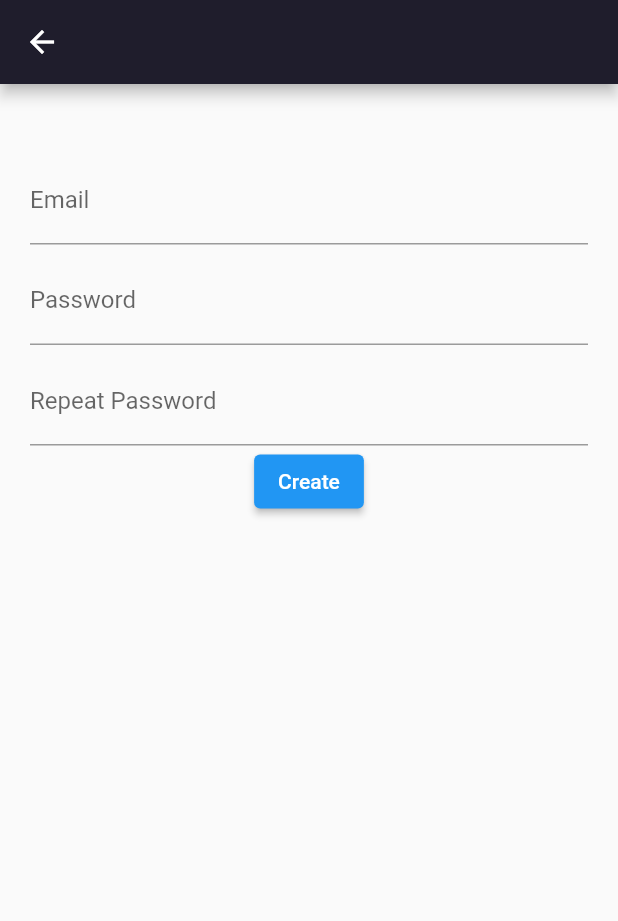
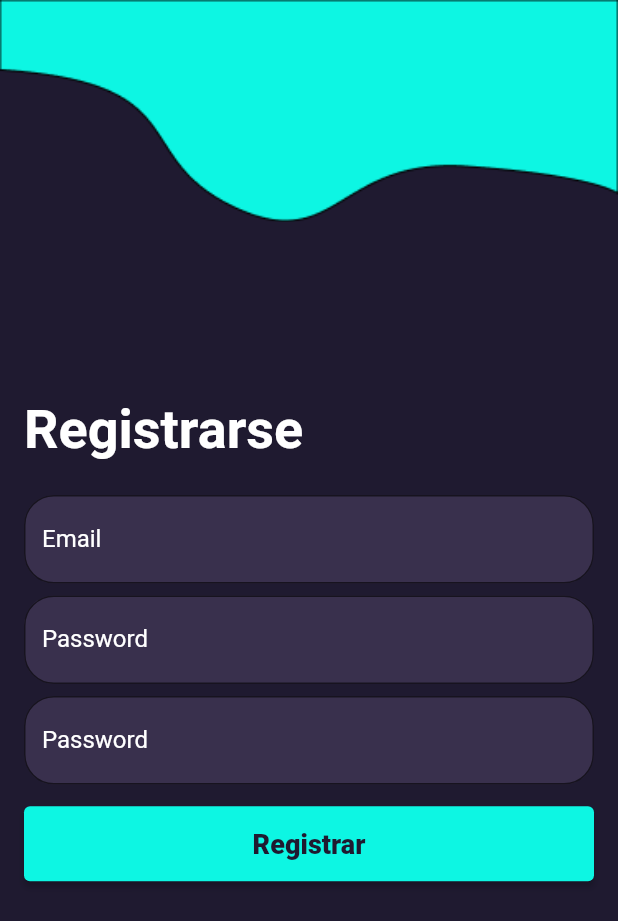
Before and after one commit to MaicolAvila/movie_app, a Flutter app: the SignUp screen opened by its route, on a phone screen of 412 x 824 dp. Shown: the top 921 px of the screen. Run offline on Flutter 3.47's test engine with Material 2 defaults, Android fonts, the phone set to English and light mode, and no system bars; our stand-ins replace auto_size_text, cached_network_image, cloud_firestore, equatable, firebase_auth, firebase_core and 11 more; missing offline and left inert: flutter_facebook_auth; accounts and stored records are empty; statements that could not run were skipped.

Commit message:
vista registro

```diff
--- a/lib/pages/signup/SignUp.dart
+++ b/lib/pages/signup/SignUp.dart
@@ -1,11 +1,13 @@
 import 'package:flutter/cupertino.dart';
 import 'package:flutter/material.dart';
+import 'package:flutter_keyboard_visibility/flutter_keyboard_visibility.dart';
 import 'package:get/get.dart';
 import 'package:movie_app/controllers/email_create_controller.dart';
 import 'package:movie_app/flutter_flow/flutter_flow_theme.dart';
 import 'package:movie_app/flutter_flow/flutter_flow_widgets.dart';
 import 'package:movie_app/pages/home/Home.dart';
 import 'package:movie_app/pages/signin/SignIn.dart';
+import 'package:movie_app/theme/colors/cinapp_colors.dart';
 
 class SignUp extends StatefulWidget {
   SignUp({Key? key}) : super(key: key);
@@ -37,73 +39,166 @@ class _SignUpState extends State<SignUp> {
   @override
   Widget build(BuildContext context) {
     final emailController = Get.put(EmailCreateController());
+
     return Scaffold(
       key: scaffoldKey,
-      appBar: AppBar(
-        backgroundColor: FlutterFlowTheme.primaryColor,
-        automaticallyImplyLeading: true,
-        actions: [],
-        centerTitle: true,
-        elevation: 4,
-      ),
-      body: Form(
-        key: _formKey,
-        child: Padding(
-          padding: EdgeInsetsDirectional.fromSTEB(20, 40, 20, 0),
-          child: SingleChildScrollView(
+      body: Container(
+        height: MediaQuery.of(context).size.height,
+        decoration: BoxDecoration(color: CinappColors.purple1),
+        child: Stack(
+          children: [
+            Positioned(
+                top: 0,
+                left: 0,
+                right: 0,
+                child:
+                    Image.asset('assets/login_vector.png', fit: BoxFit.fill)),
+            Column(
+              mainAxisAlignment: MainAxisAlignment.spaceEvenly,
+              crossAxisAlignment: CrossAxisAlignment.center,
+              children: [
+                Form(
+                  child: KeyboardVisibilityBuilder(
+                    builder: (context, visible) {
+                      return Container(
+                        height: visible
+                            ? MediaQuery.of(context).size.height * 0.8
+                            : MediaQuery.of(context).size.height * 0.5,
+                        padding: EdgeInsets.all(16),
                         child: Column(
                           mainAxisSize: MainAxisSize.max,
-              mainAxisAlignment: MainAxisAlignment.start,
+                          mainAxisAlignment: MainAxisAlignment.spaceEvenly,
                           crossAxisAlignment: CrossAxisAlignment.center,
                           children: [
                             Obx(
                               () => Visibility(
                                 visible: emailController.isLoading.value,
-                    child: const Center(child: CircularProgressIndicator()),
+                                child: const Center(
+                                    child: CircularProgressIndicator()),
                               ),
                             ),
                             Obx(
                               () => Visibility(
-                    visible: emailController.error.value?.isNotEmpty == true,
+                                visible:
+                                    emailController.error.value?.isNotEmpty ==
+                                        true,
                                 child: Text(
                                   emailController.error.value ?? '',
-                      style: const TextStyle(color: Colors.red, fontSize: 24),
+                                  style: const TextStyle(
+                                      color: Colors.red, fontSize: 24),
                                 ),
                               ),
                             ),
+                            Container(
+                              width: MediaQuery.of(context).size.width,
+                              child: Column(
+                                crossAxisAlignment: CrossAxisAlignment.start,
+                                children: [
+                                  Text(
+                                    "Registrarse",
+                                    style: TextStyle(
+                                        color: CinappColors.white,
+                                        fontWeight: FontWeight.bold,
+                                        fontSize: 36),
+                                  ),
+                                ],
+                              ),
+                            ),
+                            Container(
+                              child: Column(
+                                children: [
                                   const SizedBox(height: 8),
                                   TextFormField(
                                     controller: emailController.emailController,
-                  decoration: const InputDecoration(labelText: 'Email'),
+                                    style: TextStyle(color: Colors.white),
+                                    decoration: InputDecoration(
+                                      border: OutlineInputBorder(
+                                        borderRadius: BorderRadius.circular(20),
+                                      ),
+                                      labelText: 'Email',
+                                      labelStyle:
+                                          TextStyle(color: CinappColors.white),
+                                      filled: true,
+                                      fillColor: CinappColors.purple2,
+                                    ),
                                     validator: emailController.emailValidator,
                                   ),
                                   const SizedBox(height: 8),
                                   TextFormField(
-                  controller: emailController.passwordController,
-                  decoration: const InputDecoration(labelText: 'Password'),
-                  validator: emailController.passwordValidator,
+                                    controller:
+                                        emailController.passwordController,
+                                    style: TextStyle(color: Colors.white),
+                                    decoration: InputDecoration(
+                                      border: OutlineInputBorder(
+                                        borderRadius: BorderRadius.circular(20),
+                                      ),
+                                      labelText: 'Password',
+                                      labelStyle:
+                                          TextStyle(color: CinappColors.white),
+                                      filled: true,
+                                      fillColor: CinappColors.purple2,
+                                    ),
+                                    validator:
+                                        emailController.passwordValidator,
                                   ),
                                   const SizedBox(height: 8),
                                   TextFormField(
-                  controller: emailController.repeatPasswordController,
-                  decoration:
-                      const InputDecoration(labelText: 'Repeat Password'),
-                  validator: emailController.passwordValidator,
+                                    controller: emailController
+                                        .repeatPasswordController,
+                                    style: TextStyle(color: Colors.white),
+                                    decoration: InputDecoration(
+                                      border: OutlineInputBorder(
+                                        borderRadius: BorderRadius.circular(20),
                                       ),
-                Center(
-                  child: ElevatedButton(
-                    child: const Text('Create'),
+                                      labelText: 'Password',
+                                      labelStyle:
+                                          TextStyle(color: CinappColors.white),
+                                      filled: true,
+                                      fillColor: CinappColors.purple2,
+                                    ),
+                                    validator:
+                                        emailController.passwordValidator,
+                                  ),
+                                ],
+                              ),
+                            ),
+                            Container(
+                              child: Column(
+                                children: [
+                                  ElevatedButton(
+                                    child: const Text(
+                                      'Registrar',
+                                      style: TextStyle(
+                                          color: CinappColors.purple1,
+                                          fontSize: 18,
+                                          fontWeight: FontWeight.w800),
+                                    ),
+                                    style: ElevatedButton.styleFrom(
+                                      primary: CinappColors.sky1,
+                                      fixedSize: Size(
+                                          MediaQuery.of(context).size.width,
+                                          50),
+                                    ),
                                     onPressed: () {
-                      if (_formKey.currentState?.validate() == true) {
+                                      if (_formKey.currentState?.validate() ==
+                                          true) {
                                         Get.find<EmailCreateController>()
                                             .createUserWithEmailAndPassword();
                                       }
                                     },
                                   ),
+                                ],
+                              ),
                             ),
                           ],
                         ),
+                      );
+                    },
                   ),
+                ),
+              ],
+            ),
+          ],
         ),
       ),
     );
```
Lines whose indentation alone changed are shown as unchanged.
